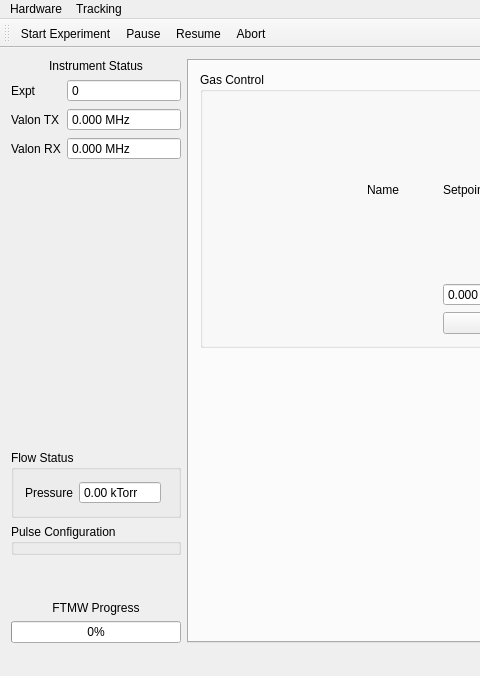
kncrabtree/blackchirp, file mainwindow.ui: the form before one commit; both pictures show x 0 to 480 and y 0 to 676 of the 1168 by 676 pixel window.
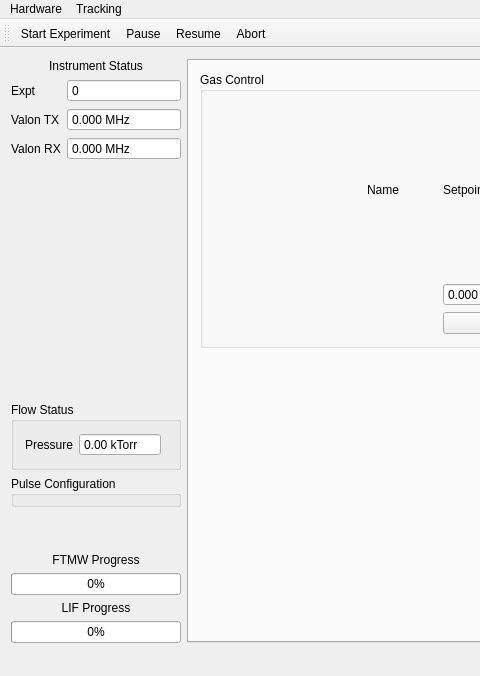
The form after the commit. Custom widgets are drawn as their Qt base class.

What changed in the file:
```diff
--- a/mainwindow.ui
+++ b/mainwindow.ui
@@ -16,7 +16,7 @@
   <widget class="QWidget" name="centralWidget">
    <layout class="QHBoxLayout" name="horizontalLayout" stretch="0,1">
     <item>
-     <layout class="QVBoxLayout" name="verticalLayout" stretch="0,1,0,0,0,0,0">
+     <layout class="QVBoxLayout" name="verticalLayout" stretch="0,1,0,0,0,0,0,0,0">
       <item>
        <widget class="QLabel" name="label">
         <property name="text">
@@ -193,6 +193,23 @@
         </property>
        </widget>
       </item>
+      <item>
+       <widget class="QLabel" name="label_5">
+        <property name="text">
+         <string>LIF Progress</string>
+        </property>
+        <property name="alignment">
+         <set>Qt::AlignCenter</set>
+        </property>
+       </widget>
+      </item>
+      <item>
+       <widget class="QProgressBar" name="lifProgressBar">
+        <property name="value">
+         <number>0</number>
+        </property>
+       </widget>
+      </item>
      </layout>
     </item>
     <item>
```
